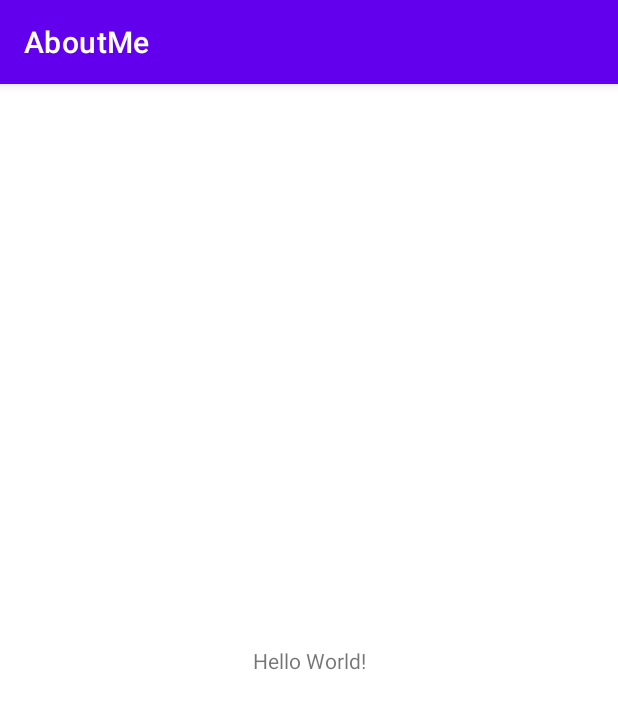
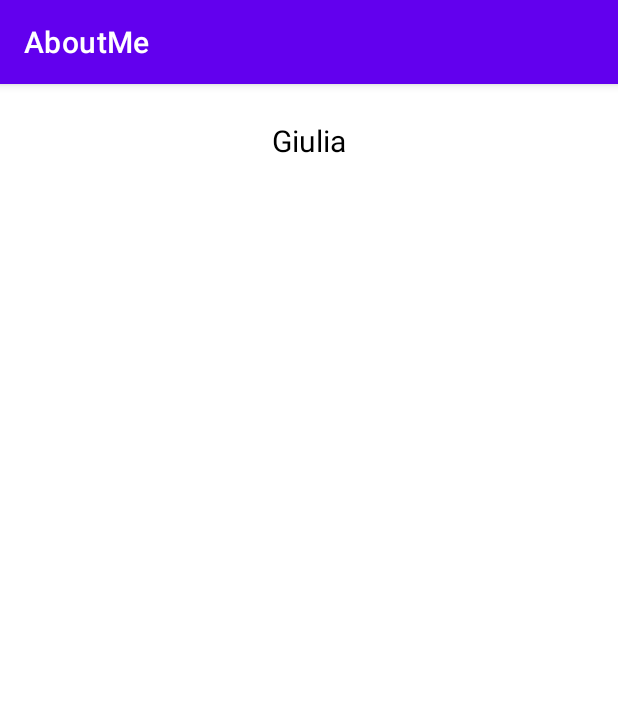
Before and after one commit to giuroperto/udacity_kotlin_exercises, an Android app: the screen it shows after launch (MainActivity), on a phone screen of 412 x 824 dp. Shown: the top 709 px of the screen. Run offline under Robolectric (Android 15) with nearby library versions, the phone set to English and light mode, and no system bars.

Commit message:
styling the text view + creating styles and dimensions files

```diff
--- a/2.AboutMe/app/src/main/res/layout/activity_main.xml
+++ b/2.AboutMe/app/src/main/res/layout/activity_main.xml
@@ -1,18 +1,16 @@
 <?xml version="1.0" encoding="utf-8"?>
-<androidx.constraintlayout.widget.ConstraintLayout xmlns:android="http://schemas.android.com/apk/res/android"
-    xmlns:app="http://schemas.android.com/apk/res-auto"
-    xmlns:tools="http://schemas.android.com/tools"
+<LinearLayout
+    xmlns:android="http://schemas.android.com/apk/res/android"
+    android:orientation="vertical"
     android:layout_width="match_parent"
-    android:layout_height="match_parent"
-    tools:context=".MainActivity">
+    android:layout_height="match_parent">
 
     <TextView
-        android:layout_width="wrap_content"
+        android:id="@+id/name_text"
+        android:layout_width="match_parent"
         android:layout_height="wrap_content"
-        android:text="Hello World!"
-        app:layout_constraintBottom_toBottomOf="parent"
-        app:layout_constraintLeft_toLeftOf="parent"
-        app:layout_constraintRight_toRightOf="parent"
-        app:layout_constraintTop_toTopOf="parent" />
+        android:text="@string/name"
+        android:textAlignment="center"
+        style="@style/NameStyle" />
 
-</androidx.constraintlayout.widget.ConstraintLayout>
+</LinearLayout>
--- /dev/null
+++ b/2.AboutMe/app/src/main/res/values/dimens.xml
@@ -0,0 +1,6 @@
+<?xml version="1.0" encoding="utf-8"?>
+<resources>
+    <dimen name="text_size">20sp</dimen>
+    <dimen name="small_padding">8dp</dimen>
+    <dimen name="layout_margin">16dp</dimen>
+</resources>
--- a/2.AboutMe/app/src/main/res/values/strings.xml
+++ b/2.AboutMe/app/src/main/res/values/strings.xml
@@ -1,3 +1,4 @@
 <resources>
     <string name="app_name">AboutMe</string>
+    <string name="name">Giulia</string>
 </resources>
--- /dev/null
+++ b/2.AboutMe/app/src/main/res/values/styles.xml
@@ -0,0 +1,10 @@
+<?xml version="1.0" encoding="utf-8"?>
+<resources>
+
+    <style name="NameStyle">
+        <item name="android:layout_marginTop">@dimen/layout_margin</item>
+        <item name="android:paddingTop">@dimen/small_padding</item>
+        <item name="android:textColor">@android:color/black</item>
+        <item name="android:textSize">@dimen/text_size</item>
+    </style>
+</resources>
```
Also changed, not shown: 2.AboutMe/app/src/main/res/font/roboto.ttf (added).
